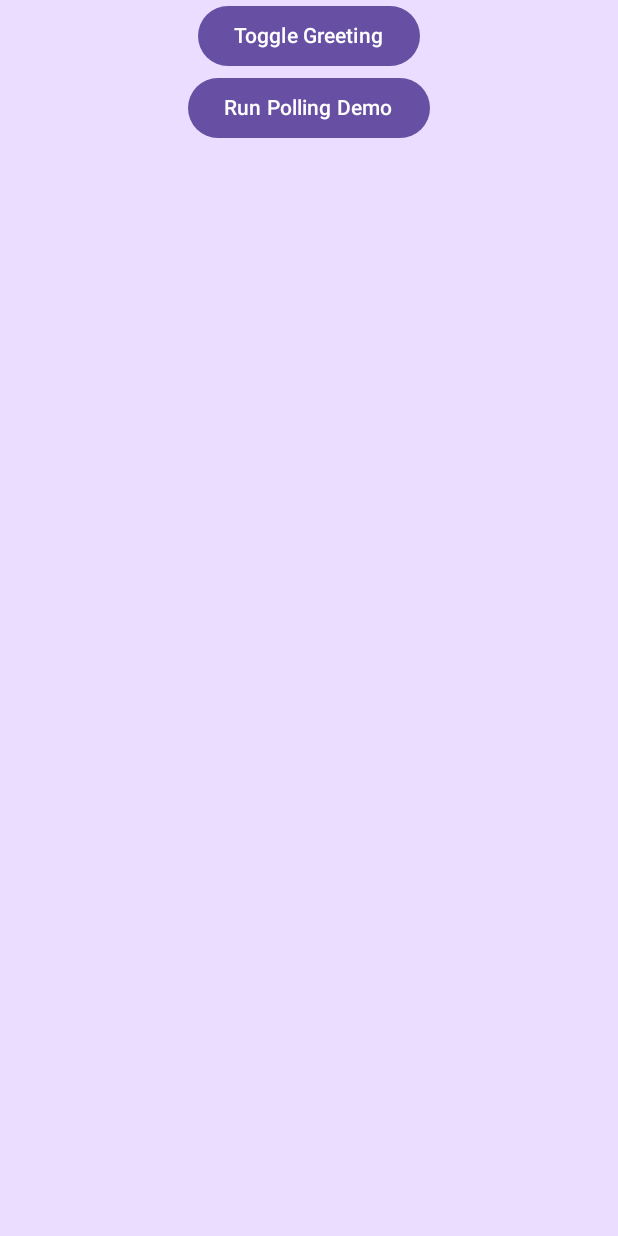
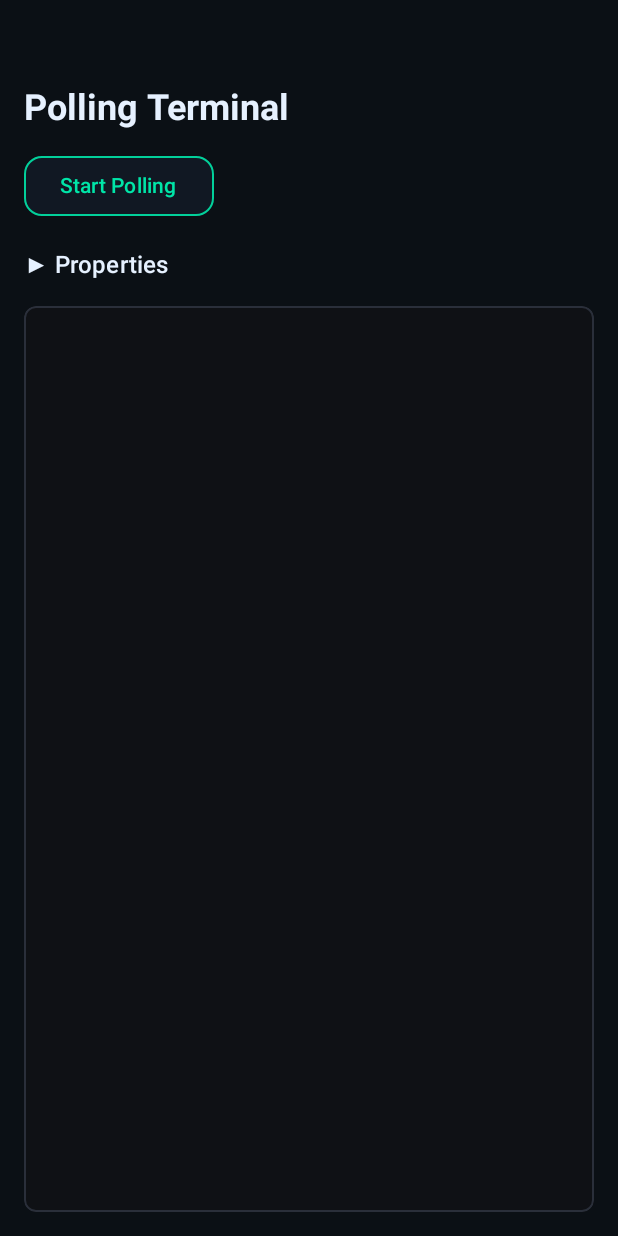
Before and after one commit to bosankus/PollingEngine, an Android app built with Jetpack Compose: the screen it shows after launch (MainActivity), on a phone screen of 412 x 824 dp. Run offline under Robolectric (Android 15) with nearby library versions, the phone set to English and light mode, and no system bars.

Commit message:
feat: Enhance sample app with interactive terminal and property editor
This commit significantly revamps the sample Compose Multiplatform application to provide an interactive "Polling Terminal" experience.

**Key changes:**

*   **Interactive UI:**
    *   Replaced the basic demo with a terminal-like interface (`TerminalLog`) that displays real-time polling logs.
    *   Added an expandable "Properties" card (`PropertiesCard`) allowing users to dynamically configure `BackoffPolicy` parameters (initial delay, max delay, multiplier, jitter, max attempts, overall timeout, per-attempt timeout) via `OutlinedTextField`s.
    *   Introduced a "Start Polling" button (`GlowingButton`) to initiate the polling process with the configured properties.
    *   Displays a countdown timer for the `overallTimeoutMs`.
*   **Dynamic Polling Configuration:**
    *   The `PollingEngine` is now configured at runtime based on user input from the properties panel.
    *   Input validation is performed before starting the poll.
    *   The sample polling logic now simulates success on the 8th attempt to demonstrate exponential backoff logging.
*   **Logging and Feedback:**
    *   Detailed logging of polling attempts, results (`describeResult`), and final outcomes (`describeOutcome`) in the terminal.
    *   Log entries are styled (`LogEntryCard`) based on type (info, error, done).
    *   Improved visual feedback for running state and remaining time.
*   **Theming and Styling:**
    *   Implemented a custom dark theme (`darkScheme`) with neon accents and a specific background color.
    *   Applied a custom sans-serif font family (`buildTechTypography`) to the MaterialTheme.
*   **Android Specific Changes:**
    *   `MainActivity` now enables edge-to-edge display and enters immersive mode, hiding system bars.
*   **iOS Specific Changes:**
    *   Added `MainViewController.kt` to provide the `ComposeUIViewController` for the iOS app.
*   **Default BackoffPolicy Update:**
    *   In `BackoffPolicies.kt`, the `DEFAULT` policy now has `perAttemptTimeoutMs` set to 10000 (previously null).

**Functionality:**

*   The sample app now serves as a more comprehensive demonstration of the `PollingEngine`'s capabilities.
*   Users can experiment with different `BackoffPolicy` settings and observe their impact on the polling behavior through the live log.
*   The UI provides clear feedback on the polling process, including individual attempts, results, and overall completion status.

```diff
--- a/composeApp/src/androidMain/kotlin/in/androidplay/pollingengine/MainActivity.kt
+++ b/composeApp/src/androidMain/kotlin/in/androidplay/pollingengine/MainActivity.kt
@@ -6,11 +6,21 @@ import androidx.activity.compose.setContent
 import androidx.activity.enableEdgeToEdge
 import androidx.compose.runtime.Composable
 import androidx.compose.ui.tooling.preview.Preview
+import androidx.core.view.WindowCompat
+import androidx.core.view.WindowInsetsCompat
+import androidx.core.view.WindowInsetsControllerCompat
 
 class MainActivity : ComponentActivity() {
     override fun onCreate(savedInstanceState: Bundle?) {
         enableEdgeToEdge()
         super.onCreate(savedInstanceState)
+
+        // Enter immersive mode: hide status and navigation bars
+        WindowCompat.setDecorFitsSystemWindows(window, false)
+        val controller = WindowInsetsControllerCompat(window, window.decorView)
+        controller.systemBarsBehavior =
+            WindowInsetsControllerCompat.BEHAVIOR_SHOW_TRANSIENT_BARS_BY_SWIPE
+        controller.hide(WindowInsetsCompat.Type.systemBars())
 
         setContent {
             App()
--- a/composeApp/src/commonMain/kotlin/in/androidplay/pollingengine/App.kt
+++ b/composeApp/src/commonMain/kotlin/in/androidplay/pollingengine/App.kt
@@ -1,74 +1,453 @@
 package `in`.androidplay.pollingengine
 
-import androidx.compose.animation.AnimatedVisibility
-import androidx.compose.foundation.Image
+import androidx.compose.foundation.BorderStroke
 import androidx.compose.foundation.background
+import androidx.compose.foundation.border
+import androidx.compose.foundation.clickable
+import androidx.compose.foundation.layout.Arrangement
+import androidx.compose.foundation.layout.Box
 import androidx.compose.foundation.layout.Column
+import androidx.compose.foundation.layout.PaddingValues
+import androidx.compose.foundation.layout.Row
+import androidx.compose.foundation.layout.Spacer
 import androidx.compose.foundation.layout.fillMaxSize
 import androidx.compose.foundation.layout.fillMaxWidth
-import androidx.compose.foundation.layout.safeContentPadding
+import androidx.compose.foundation.layout.height
+import androidx.compose.foundation.layout.padding
+import androidx.compose.foundation.lazy.LazyColumn
+import androidx.compose.foundation.lazy.items
+import androidx.compose.foundation.lazy.rememberLazyListState
+import androidx.compose.foundation.text.selection.SelectionContainer
 import androidx.compose.material3.Button
+import androidx.compose.material3.ButtonDefaults
+import androidx.compose.material3.DividerDefaults
+import androidx.compose.material3.HorizontalDivider
 import androidx.compose.material3.MaterialTheme
+import androidx.compose.material3.OutlinedTextField
+import androidx.compose.material3.Surface
 import androidx.compose.material3.Text
-import androidx.compose.runtime.*
+import androidx.compose.runtime.Composable
+import androidx.compose.runtime.LaunchedEffect
+import androidx.compose.runtime.getValue
+import androidx.compose.runtime.mutableStateListOf
+import androidx.compose.runtime.mutableStateOf
+import androidx.compose.runtime.remember
+import androidx.compose.runtime.rememberCoroutineScope
+import androidx.compose.runtime.setValue
 import androidx.compose.ui.Alignment
 import androidx.compose.ui.Modifier
-import org.jetbrains.compose.resources.painterResource
+import androidx.compose.ui.draw.clip
+import androidx.compose.ui.graphics.Color
+import androidx.compose.ui.text.font.FontFamily
+import androidx.compose.ui.text.font.FontWeight
+import androidx.compose.ui.unit.dp
+import androidx.compose.ui.unit.sp
+import `in`.androidplay.pollingengine.models.PollingResult
+import `in`.androidplay.pollingengine.polling.BackoffPolicy
+import `in`.androidplay.pollingengine.polling.PollingConfig
+import `in`.androidplay.pollingengine.polling.PollingEngine
+import `in`.androidplay.pollingengine.polling.PollingOutcome
+import kotlinx.coroutines.launch
 import org.jetbrains.compose.ui.tooling.preview.Preview
-import androidx.compose.runtime.rememberCoroutineScope
-import `in`.androidplay.pollingengine.sample.PollingSamples.demoPoll
-import kotlinx.coroutines.launch
 
-import pollingengine.composeapp.generated.resources.Res
-import pollingengine.composeapp.generated.resources.compose_multiplatform
+// ------- Models and helpers (moved above App to avoid any potential local-declaration parsing issues) -------
+
+
+@Composable
+private fun TerminalLog(modifier: Modifier = Modifier, logs: List<String>) {
+    val bg = Color(0xFF0F1115)
+    val border = Color(0xFF2A2F3A)
+
+    val listState = rememberLazyListState()
+
+    LaunchedEffect(logs.size) {
+        if (logs.isNotEmpty()) {
+            listState.animateScrollToItem(logs.lastIndex.coerceAtLeast(0))
+        }
+    }
+
+    Box(
+        modifier = modifier
+            .fillMaxWidth()
+            .clip(androidx.compose.foundation.shape.RoundedCornerShape(8.dp))
+            .background(bg)
+            .border(1.dp, border, androidx.compose.foundation.shape.RoundedCornerShape(8.dp))
+            .padding(12.dp)
+    ) {
+        SelectionContainer {
+            LazyColumn(
+                state = listState,
+                verticalArrangement = Arrangement.spacedBy(8.dp),
+                contentPadding = PaddingValues(top = 6.dp, bottom = 24.dp)
+            ) {
+                items(logs) { line ->
+                    LogEntryCard(line)
+                }
+            }
+        }
+    }
+}
+
+// --- Simple log entry card without icons for multiplatform compatibility ---
+@Composable
+private fun LogEntryCard(line: String) {
+    val (bgColor, textColor) = when {
+        line.startsWith("[error]") -> Color(0x22FF5A5A) to Color(0xFFFFB4B4)
+        line.startsWith("[done]") -> Color(0x2220E5A8) to Color(0xFFB2FFE5)
+        line.startsWith("[info]") -> Color(0x222A7FFF) to Color(0xFFB7D8FF)
+        else -> Color(0x222A2F3A) to Color(0xFFE5E7EB)
+    }
+    Surface(
+        tonalElevation = 2.dp,
+        shadowElevation = 1.dp,
+        color = bgColor,
+        shape = androidx.compose.foundation.shape.RoundedCornerShape(6.dp),
+        modifier = Modifier.fillMaxWidth()
+    ) {
+        Row(
+            verticalAlignment = Alignment.CenterVertically,
+            modifier = Modifier.padding(vertical = 6.dp, horizontal = 10.dp)
+        ) {
+            Text(
+                text = line,
+                color = textColor,
+                fontFamily = FontFamily.Monospace,
+                fontSize = 13.sp,
+                fontWeight = FontWeight.Medium,
+                modifier = Modifier.weight(1f)
+            )
+        }
+    }
+}
+
+@Composable
+private fun PropertiesCard(
+    initialDelayText: String, onInitialChange: (String) -> Unit,
+    maxDelayText: String, onMaxDelayChange: (String) -> Unit,
+    multiplierText: String, onMultiplierChange: (String) -> Unit,
+    jitterText: String, onJitterChange: (String) -> Unit,
+    maxAttemptsText: String, onMaxAttemptsChange: (String) -> Unit,
+    overallTimeoutText: String, onOverallTimeoutChange: (String) -> Unit,
+    perAttemptTimeoutText: String, onPerAttemptTimeoutChange: (String) -> Unit,
+) {
+    Box(
+        modifier = Modifier
+            .fillMaxWidth()
+            .clip(androidx.compose.foundation.shape.RoundedCornerShape(12.dp))
+            .border(
+                1.dp,
+                MaterialTheme.colorScheme.outline,
+                androidx.compose.foundation.shape.RoundedCornerShape(12.dp)
+            )
+            .background(MaterialTheme.colorScheme.surfaceVariant)
+            .padding(12.dp)
+    ) {
+        Column(verticalArrangement = Arrangement.spacedBy(12.dp)) {
+            Row(
+                modifier = Modifier.fillMaxWidth(),
+                horizontalArrangement = Arrangement.spacedBy(12.dp)
+            ) {
+                Column(
+                    modifier = Modifier.weight(1f),
+                    verticalArrangement = Arrangement.spacedBy(12.dp)
+                ) {
+                    LabeledField("initialDelayMs", initialDelayText, onInitialChange)
+                    LabeledField("multiplier", multiplierText, onMultiplierChange)
+                    LabeledField("maxAttempts", maxAttemptsText, onMaxAttemptsChange)
+                    LabeledField(
+                        "perAttemptTimeoutMs",
+                        perAttemptTimeoutText,
+                        onPerAttemptTimeoutChange
+                    )
+                }
+                Column(
+                    modifier = Modifier.weight(1f),
+                    verticalArrangement = Arrangement.spacedBy(12.dp)
+                ) {
+                    LabeledField("maxDelayMs", maxDelayText, onMaxDelayChange)
+                    LabeledField("jitterRatio", jitterText, onJitterChange)
+                    LabeledField("overallTimeoutMs", overallTimeoutText, onOverallTimeoutChange)
+                }
+            }
+        }
+    }
+}
+
+@Composable
+private fun LabeledField(label: String, value: String, onValueChange: (String) -> Unit) {
+    OutlinedTextField(
+        value = value,
+        onValueChange = onValueChange,
+        singleLine = true,
+        label = { Text(label, color = MaterialTheme.colorScheme.onSurfaceVariant) },
+        textStyle = MaterialTheme.typography.bodyMedium.copy(color = MaterialTheme.colorScheme.onSurface),
+        modifier = Modifier.fillMaxWidth()
+    )
+}
+
+private fun <T> describeResult(result: PollingResult<T>): String = when (result) {
+    is PollingResult.Success -> "Success(${result.data})"
+    is PollingResult.Failure -> "Failure(code=${result.error.code}, msg=${result.error.message})"
+    is PollingResult.Waiting -> "Waiting"
+    is PollingResult.Cancelled -> "Cancelled"
+    is PollingResult.Unknown -> "Unknown"
+}
+
+private fun <T> describeOutcome(outcome: PollingOutcome<T>): String = when (outcome) {
+    is PollingOutcome.Success -> "Success(value=${outcome.value}, attempts=${outcome.attempts}, elapsedMs=${outcome.elapsedMs})"
+    is PollingOutcome.Exhausted -> "Exhausted(attempts=${outcome.attempts}, elapsedMs=${outcome.elapsedMs})"
+    is PollingOutcome.Timeout -> "Timeout(attempts=${outcome.attempts}, elapsedMs=${outcome.elapsedMs})"
+    is PollingOutcome.Cancelled -> "Cancelled(attempts=${outcome.attempts}, elapsedMs=${outcome.elapsedMs})"
+}
+
+@Composable
+private fun GlowingButton(
+    enabled: Boolean,
+    text: String,
+    onClick: () -> Unit,
+) {
+    Button(
+        enabled = enabled,
+        onClick = onClick,
+        shape = androidx.compose.foundation.shape.RoundedCornerShape(12.dp),
+        border = BorderStroke(1.dp, MaterialTheme.colorScheme.primary.copy(alpha = 0.9f)),
+        colors = ButtonDefaults.buttonColors(
+            containerColor = MaterialTheme.colorScheme.surface,
+            contentColor = MaterialTheme.colorScheme.primary,
+            disabledContainerColor = MaterialTheme.colorScheme.surfaceVariant,
+            disabledContentColor = MaterialTheme.colorScheme.onSurfaceVariant
+        )
+    ) {
+        Text(text, fontWeight = FontWeight.SemiBold)
+    }
+}
+
+private fun buildTechTypography(
+    base: androidx.compose.material3.Typography,
+    family: FontFamily
+): androidx.compose.material3.Typography {
+    return androidx.compose.material3.Typography(
+        displayLarge = base.displayLarge.copy(fontFamily = family),
+        displayMedium = base.displayMedium.copy(fontFamily = family),
+        displaySmall = base.displaySmall.copy(fontFamily = family),
+        headlineLarge = base.headlineLarge.copy(fontFamily = family),
+        headlineMedium = base.headlineMedium.copy(fontFamily = family),
+        headlineSmall = base.headlineSmall.copy(fontFamily = family),
+        titleLarge = base.titleLarge.copy(fontFamily = family),
+        titleMedium = base.titleMedium.copy(fontFamily = family),
+        titleSmall = base.titleSmall.copy(fontFamily = family),
+        bodyLarge = base.bodyLarge.copy(fontFamily = family),
+        bodyMedium = base.bodyMedium.copy(fontFamily = family),
+        bodySmall = base.bodySmall.copy(fontFamily = family),
+        labelLarge = base.labelLarge.copy(fontFamily = family),
+        labelMedium = base.labelMedium.copy(fontFamily = family),
+        labelSmall = base.labelSmall.copy(fontFamily = family),
+    )
+}
+
+// ------- Main App -------
 
 @Composable
 @Preview
 fun App() {
-    MaterialTheme {
-        var showContent by remember { mutableStateOf(false) }
-        var demoResult by remember { mutableStateOf<String?>(null) }
+    // Global advanced dark theme with custom typography
+    val neonPrimary = Color(0xFF00E5A8)
+    val bg = Color(0xFF0B1015)
+    val onBg = Color(0xFFE6F1FF)
+    val darkScheme = androidx.compose.material3.darkColorScheme(
+        primary = neonPrimary,
+        onPrimary = Color(0xFF00110A),
+        background = bg,
+        onBackground = onBg,
+        surface = Color(0xFF111823),
+        onSurface = onBg,
+        surfaceVariant = Color(0xFF172232),
+        onSurfaceVariant = Color(0xFFB7C4D6),
+        outline = Color(0xFF334155),
+    )
+    val baseTypography = androidx.compose.material3.Typography()
+    val techTypography = buildTechTypography(baseTypography, FontFamily.SansSerif)
+
+    MaterialTheme(colorScheme = darkScheme, typography = techTypography) {
+        val scope = rememberCoroutineScope()
         var isRunning by remember { mutableStateOf(false) }
-        val scope = rememberCoroutineScope()
+        val logs = remember { mutableStateListOf<String>() }
+        var remainingMs by remember { mutableStateOf(0L) }
+        var showProperties by remember { mutableStateOf(false) }
+
+        // Editable property state (as text for easy input/validation)
+        var initialDelayText by remember { mutableStateOf("500") }
+        var maxDelayText by remember { mutableStateOf("5000") }
+        var multiplierText by remember { mutableStateOf("1.8") }
+        var jitterText by remember { mutableStateOf("0.15") }
+        var maxAttemptsText by remember { mutableStateOf("12") }
+        var overallTimeoutText by remember { mutableStateOf("30000") }
+        var perAttemptTimeoutText by remember { mutableStateOf("") } // empty = null
+
+        Box(modifier = Modifier.fillMaxSize().background(MaterialTheme.colorScheme.background)) {
             Column(
                 modifier = Modifier
-                .background(MaterialTheme.colorScheme.primaryContainer)
-                .safeContentPadding()
+                    .padding(16.dp)
                     .fillMaxSize(),
-            horizontalAlignment = Alignment.CenterHorizontally,
+                horizontalAlignment = Alignment.Start,
+                verticalArrangement = Arrangement.Top
             ) {
-            Button(onClick = { showContent = !showContent }) {
-                Text("Toggle Greeting")
+                Spacer(Modifier.height(40.dp))
+                // Heading
+                Text(
+                    text = "Polling Terminal",
+                    style = MaterialTheme.typography.headlineSmall,
+                    fontWeight = FontWeight.Bold,
+                    color = MaterialTheme.colorScheme.onBackground
+                )
+                Spacer(Modifier.height(12.dp))
+
+                // Start button + countdown
+                Row(Modifier.fillMaxWidth(), verticalAlignment = Alignment.CenterVertically) {
+                    GlowingButton(
+                        enabled = !isRunning,
+                        text = if (isRunning) "Running…" else "Start Polling",
+                        onClick = {
+                            if (isRunning) return@GlowingButton
+                            fun appendLog(msg: String) {
+                                scope.launch { logs.add(msg) }
                             }
-            AnimatedVisibility(showContent) {
-                val greeting = remember { Greeting().greet() }
-                Column(
-                    modifier = Modifier.fillMaxWidth(),
-                    horizontalAlignment = Alignment.CenterHorizontally,
-                ) {
-                    Image(painterResource(Res.drawable.compose_multiplatform), null)
-                    Text("Compose: $greeting")
+                            logs.clear()
+
+                            // Parse and validate inputs
+                            val initialDelay = initialDelayText.toLongOrNull()
+                            val maxDelay = maxDelayText.toLongOrNull()
+                            val multiplier = multiplierText.toDoubleOrNull()
+                            val jitter = jitterText.toDoubleOrNull()
+                            val maxAttempts = maxAttemptsText.toIntOrNull()
+                            val overallTimeout = overallTimeoutText.toLongOrNull()
+                            val perAttemptTimeout =
+                                perAttemptTimeoutText.trim().ifEmpty { null }?.toLongOrNull()
+
+                            if (initialDelay == null || maxDelay == null || multiplier == null || jitter == null || maxAttempts == null || overallTimeout == null || (perAttemptTimeoutText.isNotEmpty() && perAttemptTimeout == null)) {
+                                appendLog("[error] Invalid properties. Please enter valid numbers.")
+                                return@GlowingButton
+                            }
+
+                            val backoff = try {
+                                BackoffPolicy(
+                                    initialDelayMs = initialDelay,
+                                    maxDelayMs = maxDelay,
+                                    multiplier = multiplier,
+                                    jitterRatio = jitter,
+                                    maxAttempts = maxAttempts,
+                                    overallTimeoutMs = overallTimeout,
+                                    perAttemptTimeoutMs = perAttemptTimeout,
+                                )
+                            } catch (t: Throwable) {
+                                appendLog("[error] ${t.message}")
+                                return@GlowingButton
+                            }
+
+                            isRunning = true
+                            remainingMs = backoff.overallTimeoutMs
+
+                            // Sample finish logic: succeed on the 8th attempt (to show exponential logs)
+                            var attemptCounter = 0
+
+                            val config = PollingConfig(
+                                fetch = {
+                                    attemptCounter++
+                                    if (attemptCounter < 8) {
+                                        PollingResult.Waiting
+                                    } else {
+                                        PollingResult.Success("Ready at attempt #$attemptCounter")
+                                    }
+                                },
+                                isTerminalSuccess = { value -> value.isNotEmpty() },
+                                backoff = backoff,
+                                onAttempt = { attempt, delayMs ->
+                                    appendLog("[info] Attempt #$attempt (after ${delayMs ?: 0} ms)")
+                                },
+                                onResult = { attempt, result ->
+                                    appendLog("[info] Result at #$attempt: ${describeResult(result)}")
+                                },
+                                onComplete = { attempts, durationMs, outcome ->
+                                    appendLog(
+                                        "[done] Completed after $attempts attempts in $durationMs ms: ${
+                                            describeOutcome(
+                                                outcome
+                                            )
+                                        }"
+                                    )
+                                }
+                            )
+
+                            // Start countdown ticker
+                            scope.launch {
+                                while (isRunning && remainingMs > 0) {
+                                    kotlinx.coroutines.delay(100)
+                                    remainingMs = (remainingMs - 100).coerceAtLeast(0)
                                 }
                             }
-            Button(onClick = {
-                if (!isRunning) {
-                    isRunning = true
-                    demoResult = null
+
                             scope.launch {
-                        demoResult = demoPoll()
+                                val outcome = PollingEngine.pollUntil(config)
+                                appendLog("[done] Final Outcome: ${describeOutcome(outcome)}")
                                 isRunning = false
+                                remainingMs = 0
                             }
                         }
-            }) {
-                Text(if (isRunning) "Running…" else "Run Polling Demo")
+                    )
+                    Spacer(Modifier.weight(1f))
+                    val secs = (remainingMs / 100L).toFloat() / 10f
+                    val secsStr = ((kotlin.math.round(secs * 10f)) / 10f).toString()
+                    Text(
+                        text = if (isRunning) "${secsStr}s left" else "",
+                        color = MaterialTheme.colorScheme.onBackground,
+                        fontWeight = FontWeight.Medium
+                    )
                 }
-            val resultText = when {
-                isRunning -> "Polling in progress..."
-                demoResult != null -> "Result: ${demoResult}"
-                else -> ""
+
+                Spacer(Modifier.height(16.dp))
+
+                // Editable Properties panel (not in logs)
+                Row(
+                    modifier = Modifier
+                        .fillMaxWidth()
+                        .clickable { showProperties = !showProperties },
+                    verticalAlignment = Alignment.CenterVertically,
+                    horizontalArrangement = Arrangement.SpaceBetween
+                ) {
+                    Text(
+                        (if (showProperties) "▼ " else "▶ ") + "Properties",
+                        style = MaterialTheme.typography.titleMedium,
+                        fontWeight = FontWeight.SemiBold,
+                        color = MaterialTheme.colorScheme.onBackground
+                    )
                 }
-            if (resultText.isNotEmpty()) {
-                Text(resultText)
+                if (showProperties) {
+                    HorizontalDivider(
+                        Modifier.padding(vertical = 6.dp),
+                        DividerDefaults.Thickness, MaterialTheme.colorScheme.outline
+                    )
+                    PropertiesCard(
+                        initialDelayText = initialDelayText,
+                        onInitialChange = { initialDelayText = it },
+                        maxDelayText = maxDelayText,
+                        onMaxDelayChange = { maxDelayText = it },
+                        multiplierText = multiplierText,
+                        onMultiplierChange = { multiplierText = it },
+                        jitterText = jitterText,
+                        onJitterChange = { jitterText = it },
+                        maxAttemptsText = maxAttemptsText,
+                        onMaxAttemptsChange = { maxAttemptsText = it },
+                        overallTimeoutText = overallTimeoutText,
+                        onOverallTimeoutChange = { overallTimeoutText = it },
+                        perAttemptTimeoutText = perAttemptTimeoutText,
+                        onPerAttemptTimeoutChange = { perAttemptTimeoutText = it }
+                    )
+                }
+
+                Spacer(Modifier.height(16.dp))
+
+                // Terminal Log view
+                TerminalLog(modifier = Modifier.weight(1f), logs = logs)
             }
         }
     }
--- a/pollingengine/src/commonMain/kotlin/in/androidplay/pollingengine/polling/BackoffPolicies.kt
+++ b/pollingengine/src/commonMain/kotlin/in/androidplay/pollingengine/polling/BackoffPolicies.kt
@@ -13,8 +13,8 @@ public object BackoffPolicies {
         maxDelayMs = 5_000,
         multiplier = 1.8,
         jitterRatio = 0.2,
-        maxAttempts = 20, // also bounded by overallTimeoutMs
+        maxAttempts = 20,
         overallTimeoutMs = 20_000,
-        perAttemptTimeoutMs = null,
+        perAttemptTimeoutMs = 10000,
     )
 }
```
Also changed, not shown: 1 other file. Lines whose indentation alone changed are shown as unchanged.
